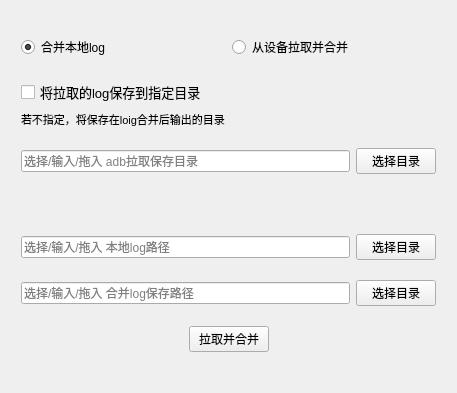
First picture: the form in ui/LogPullMerger.ui, repository doyee/ADBLogger, before the edit.
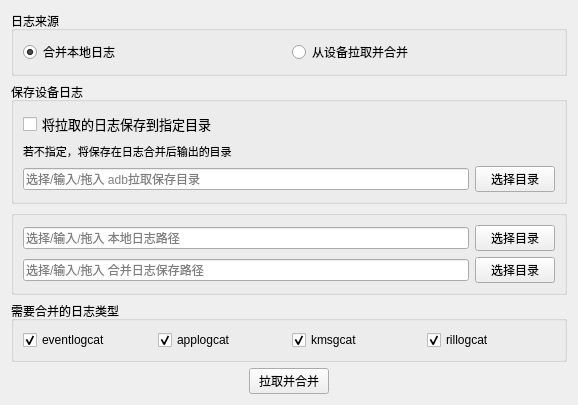
Second picture: the form after the edit.

```diff
--- a/ui/LogPullMerger.ui
+++ b/ui/LogPullMerger.ui
@@ -6,8 +6,8 @@
    <rect>
     <x>0</x>
     <y>0</y>
-    <width>457</width>
-    <height>393</height>
+    <width>578</width>
+    <height>397</height>
    </rect>
   </property>
   <property name="font">
@@ -20,126 +20,14 @@
    <string>日志合并</string>
   </property>
   <layout class="QGridLayout" name="gridLayout">
-   <item row="0" column="0">
-    <layout class="QGridLayout" name="gridlayout">
-     <property name="sizeConstraint">
-      <enum>QLayout::SetDefaultConstraint</enum>
-     </property>
-     <property name="leftMargin">
-      <number>10</number>
-     </property>
-     <property name="topMargin">
-      <number>10</number>
-     </property>
-     <property name="rightMargin">
-      <number>10</number>
-     </property>
-     <property name="bottomMargin">
-      <number>10</number>
-     </property>
-     <item row="7" column="0">
-      <layout class="QHBoxLayout" name="horizontalLayout_run">
-       <item>
-        <spacer name="horizontalSpacer">
-         <property name="orientation">
-          <enum>Qt::Horizontal</enum>
-         </property>
-         <property name="sizeHint" stdset="0">
-          <size>
-           <width>40</width>
-           <height>20</height>
-          </size>
-         </property>
-        </spacer>
-       </item>
-       <item>
-        <widget class="QPushButton" name="pushButton_run">
-         <property name="text">
-          <string>拉取并合并</string>
-         </property>
-        </widget>
-       </item>
-       <item>
-        <spacer name="horizontalSpacer_2">
-         <property name="orientation">
-          <enum>Qt::Horizontal</enum>
-         </property>
-         <property name="sizeHint" stdset="0">
-          <size>
-           <width>40</width>
-           <height>20</height>
-          </size>
-         </property>
-        </spacer>
-       </item>
-      </layout>
-     </item>
-     <item row="4" column="0">
-      <spacer name="verticalSpacer">
-       <property name="orientation">
-        <enum>Qt::Vertical</enum>
-       </property>
-       <property name="sizeType">
-        <enum>QSizePolicy::Preferred</enum>
-       </property>
-       <property name="sizeHint" stdset="0">
-        <size>
-         <width>20</width>
-         <height>40</height>
-        </size>
-       </property>
-      </spacer>
-     </item>
      <item row="1" column="0">
-      <layout class="QHBoxLayout" name="horizontalLayout_type_select">
-       <item>
-        <widget class="QRadioButton" name="radioButton_merge">
-         <property name="text">
-          <string>合并本地log</string>
-         </property>
-         <property name="checked">
-          <bool>true</bool>
-         </property>
-        </widget>
-       </item>
-       <item>
-        <widget class="QRadioButton" name="radioButton_pull">
-         <property name="text">
-          <string>从设备拉取并合并</string>
-         </property>
-         <property name="checked">
-          <bool>false</bool>
-         </property>
-        </widget>
-       </item>
-      </layout>
-     </item>
-     <item row="6" column="0">
-      <layout class="QHBoxLayout" name="horizontalLayout_dst">
-       <item>
-        <widget class="QLineEdit" name="lineEdit_dst">
-         <property name="placeholderText">
-          <string>选择/输入/拖入 合并log保存路径</string>
-         </property>
-        </widget>
-       </item>
-       <item>
-        <widget class="QPushButton" name="pushButton_dst">
-         <property name="text">
-          <string>选择目录</string>
-         </property>
-        </widget>
-       </item>
-      </layout>
-     </item>
-     <item row="2" column="0">
-      <layout class="QVBoxLayout" name="verticalLayout_save_pull">
-       <property name="spacing">
-        <number>6</number>
-       </property>
-       <property name="sizeConstraint">
-        <enum>QLayout::SetDefaultConstraint</enum>
-       </property>
+    <widget class="QGroupBox" name="groupBox_saveDeviceLog">
+     <property name="title">
+      <string>保存设备日志</string>
+     </property>
+     <layout class="QGridLayout" name="gridLayout_4">
+      <item row="0" column="0">
+       <layout class="QVBoxLayout" name="verticalLayout">
        <item>
         <widget class="QCheckBox" name="checkBox_save_pull">
          <property name="sizePolicy">
@@ -156,7 +44,7 @@
           </font>
          </property>
          <property name="text">
-          <string>将拉取的log保存到指定目录</string>
+           <string>将拉取的日志保存到指定目录</string>
          </property>
         </widget>
        </item>
@@ -176,32 +64,14 @@
           </font>
          </property>
          <property name="text">
-          <string>若不指定，将保存在loig合并后输出的目录</string>
+           <string>若不指定，将保存在日志合并后输出的目录</string>
          </property>
         </widget>
        </item>
       </layout>
      </item>
-     <item row="5" column="0">
-      <layout class="QHBoxLayout" name="horizontalLayout_src">
-       <item>
-        <widget class="QLineEdit" name="lineEdit_src">
-         <property name="placeholderText">
-          <string>选择/输入/拖入 本地log路径</string>
-         </property>
-        </widget>
-       </item>
-       <item>
-        <widget class="QPushButton" name="pushButton_src">
-         <property name="text">
-          <string>选择目录</string>
-         </property>
-        </widget>
-       </item>
-      </layout>
-     </item>
-     <item row="3" column="0">
-      <layout class="QHBoxLayout" name="horizontalLayout_save_pull">
+      <item row="1" column="0">
+       <layout class="QHBoxLayout" name="horizontalLayout">
        <item>
         <widget class="QLineEdit" name="lineEdit_save_pull">
          <property name="text">
@@ -222,6 +92,175 @@
       </layout>
      </item>
     </layout>
+    </widget>
+   </item>
+   <item row="3" column="0">
+    <widget class="QGroupBox" name="groupBox_merge_logType">
+     <property name="title">
+      <string>需要合并的日志类型</string>
+     </property>
+     <layout class="QGridLayout" name="gridLayout_2">
+      <item row="0" column="0">
+       <layout class="QHBoxLayout" name="horizontalLayout_2">
+        <item>
+         <widget class="QCheckBox" name="checkBox_eventlogcat">
+          <property name="text">
+           <string>eventlogcat</string>
+          </property>
+          <property name="checked">
+           <bool>true</bool>
+          </property>
+         </widget>
+        </item>
+        <item>
+         <widget class="QCheckBox" name="checkBox_applogcat">
+          <property name="text">
+           <string>applogcat</string>
+          </property>
+          <property name="checked">
+           <bool>true</bool>
+          </property>
+         </widget>
+        </item>
+        <item>
+         <widget class="QCheckBox" name="checkBox_kmsgcat">
+          <property name="text">
+           <string>kmsgcat</string>
+          </property>
+          <property name="checked">
+           <bool>true</bool>
+          </property>
+         </widget>
+        </item>
+        <item>
+         <widget class="QCheckBox" name="checkBox_rillogcat">
+          <property name="text">
+           <string>rillogcat</string>
+          </property>
+          <property name="checked">
+           <bool>true</bool>
+          </property>
+         </widget>
+        </item>
+       </layout>
+      </item>
+     </layout>
+    </widget>
+   </item>
+   <item row="2" column="0">
+    <widget class="QGroupBox" name="groupBox_save_merge_path">
+     <property name="title">
+      <string/>
+     </property>
+     <layout class="QGridLayout" name="gridLayout_3">
+      <item row="0" column="0">
+       <layout class="QHBoxLayout" name="horizontalLayout_3">
+        <item>
+         <widget class="QLineEdit" name="lineEdit_src">
+          <property name="placeholderText">
+           <string>选择/输入/拖入 本地日志路径</string>
+          </property>
+         </widget>
+        </item>
+        <item>
+         <widget class="QPushButton" name="pushButton_src">
+          <property name="text">
+           <string>选择目录</string>
+          </property>
+         </widget>
+        </item>
+       </layout>
+      </item>
+      <item row="1" column="0">
+       <layout class="QHBoxLayout" name="horizontalLayout_4">
+        <item>
+         <widget class="QLineEdit" name="lineEdit_dst">
+          <property name="placeholderText">
+           <string>选择/输入/拖入 合并日志保存路径</string>
+          </property>
+         </widget>
+        </item>
+        <item>
+         <widget class="QPushButton" name="pushButton_dst">
+          <property name="text">
+           <string>选择目录</string>
+          </property>
+         </widget>
+        </item>
+       </layout>
+      </item>
+     </layout>
+    </widget>
+   </item>
+   <item row="0" column="0">
+    <widget class="QGroupBox" name="groupBox_log_from">
+     <property name="title">
+      <string>日志来源</string>
+     </property>
+     <layout class="QGridLayout" name="gridLayout_5">
+      <item row="0" column="0">
+       <layout class="QHBoxLayout" name="horizontalLayout_5">
+        <item>
+         <widget class="QRadioButton" name="radioButton_merge">
+          <property name="text">
+           <string>合并本地日志</string>
+          </property>
+          <property name="checked">
+           <bool>true</bool>
+          </property>
+         </widget>
+        </item>
+        <item>
+         <widget class="QRadioButton" name="radioButton_pull">
+          <property name="text">
+           <string>从设备拉取并合并</string>
+          </property>
+          <property name="checked">
+           <bool>false</bool>
+          </property>
+         </widget>
+        </item>
+       </layout>
+      </item>
+     </layout>
+    </widget>
+   </item>
+   <item row="4" column="0">
+    <layout class="QHBoxLayout" name="horizontalLayout_run">
+     <item>
+      <spacer name="horizontalSpacer">
+       <property name="orientation">
+        <enum>Qt::Horizontal</enum>
+       </property>
+       <property name="sizeHint" stdset="0">
+        <size>
+         <width>40</width>
+         <height>20</height>
+        </size>
+       </property>
+      </spacer>
+     </item>
+     <item>
+      <widget class="QPushButton" name="pushButton_run">
+       <property name="text">
+        <string>拉取并合并</string>
+       </property>
+      </widget>
+     </item>
+     <item>
+      <spacer name="horizontalSpacer_2">
+       <property name="orientation">
+        <enum>Qt::Horizontal</enum>
+       </property>
+       <property name="sizeHint" stdset="0">
+        <size>
+         <width>40</width>
+         <height>20</height>
+        </size>
+       </property>
+      </spacer>
+     </item>
+    </layout>
    </item>
   </layout>
  </widget>
```
Left out of the diff: 3 changed lines with no effect on the pictures. Lines whose indentation alone changed are shown as unchanged.
